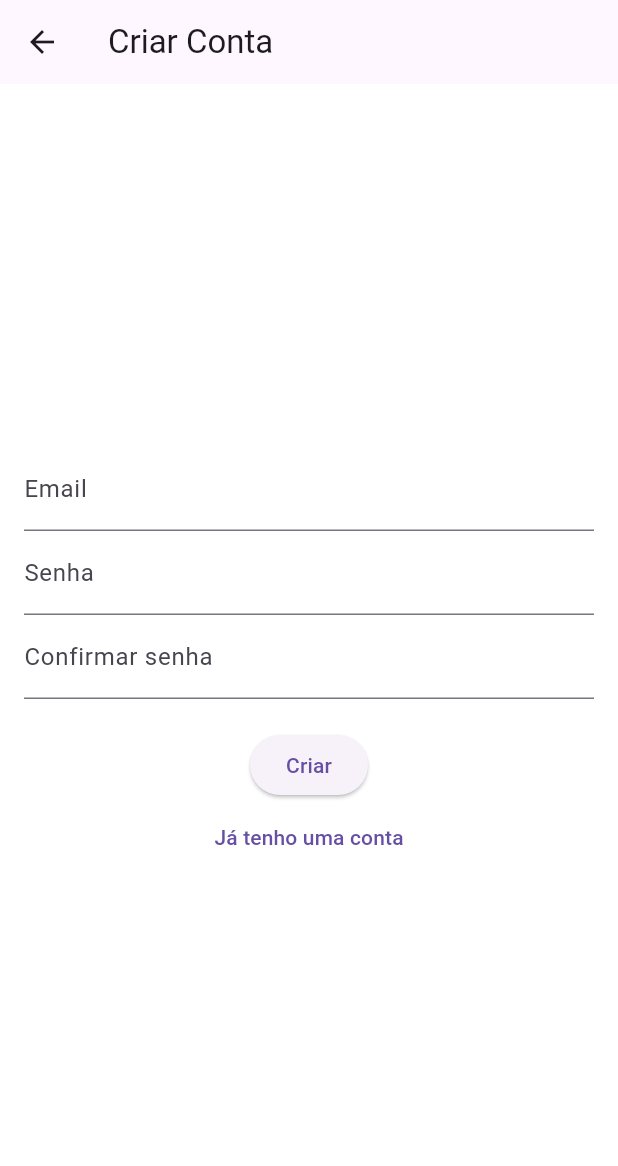
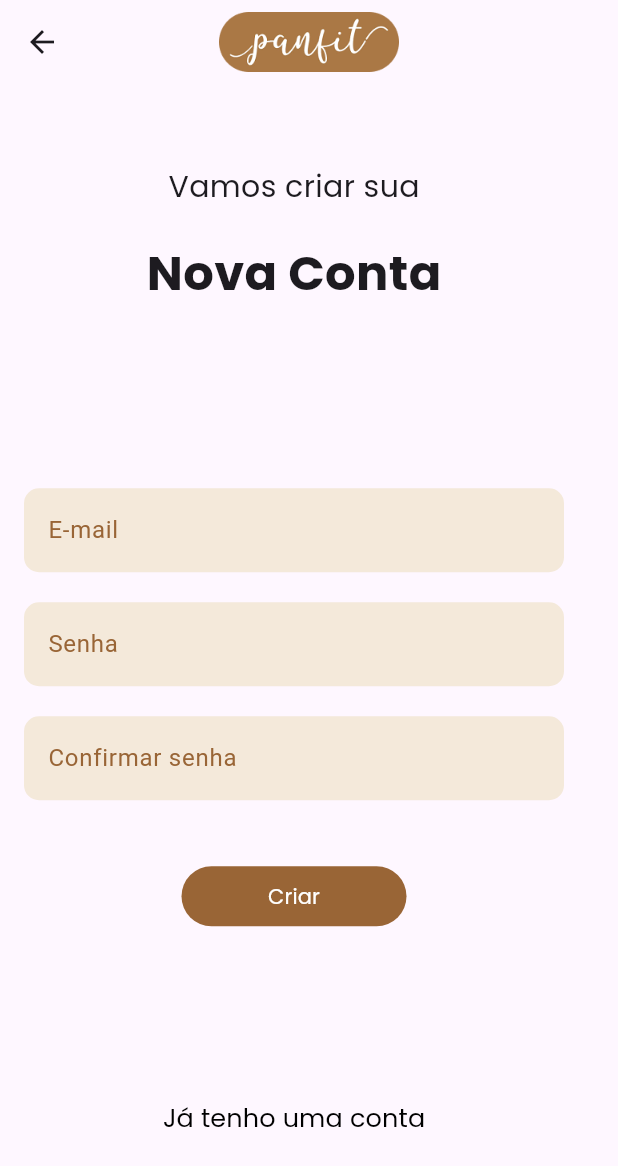
Before and after one commit to danielfercope/ong-amigos-em-acao-front, a Flutter app: the RegisterPage screen opened by its route, on a phone screen of 412 x 824 dp. Shown: the top 1166 px of the screen. Run offline on Flutter 3.47's test engine with Material 3 defaults, Android fonts, the phone set to English and light mode, and no system bars.

```diff
--- a/lib/components/side_bar.dart
+++ b/lib/components/side_bar.dart
@@ -1,4 +1,5 @@
 import 'package:flutter/material.dart';
+import 'package:panfit_app/screens/sign_in/login.dart';
 
 class SideBar extends StatelessWidget {
   @override
@@ -64,7 +65,11 @@ class SideBar extends StatelessWidget {
             title: Text('Sair'),
             onTap: () {
               Navigator.pop(context);
-              // Direcionar usuário para página de login
+              Navigator.pushAndRemoveUntil(
+                context,
+                MaterialPageRoute(builder: (context) => LoginPage()),
+                    (Route<dynamic> route) => false,
+              );
             },
           ),
         ],
--- a/lib/screens/production/register/input_register.dart
+++ b/lib/screens/production/register/input_register.dart
@@ -14,7 +14,6 @@ class _InputRegisterPageState extends State<InputRegisterPage> {
     String dataAtual = DateFormat('dd/MM/yyyy').format(DateTime.now());
 
     return Scaffold(
-      backgroundColor: Colors.white,
       appBar: AppBar(
         title: Text(
           'Cadastro de Insumos',
@@ -145,6 +144,7 @@ class _InputRegisterPageState extends State<InputRegisterPage> {
                 ElevatedButton.icon(
                   onPressed: () {
                     // Inserir lógica para excluir
+                    // habilitar botão apenas quando for editar o insumo
                   },
                   icon: Icon(Icons.delete, color: Colors.white),
                   label: Text(''),
--- a/lib/screens/sign_in/login.dart
+++ b/lib/screens/sign_in/login.dart
@@ -11,9 +11,7 @@ class _LoginPageState extends State<LoginPage> {
   @override
   Widget build(BuildContext context) {
     return Scaffold(
-      backgroundColor: Colors.white,
       appBar: AppBar(
-        backgroundColor: Colors.white,
         elevation: 0,
         centerTitle: true,
         title: Image.asset(
@@ -131,7 +129,7 @@ class _LoginPageState extends State<LoginPage> {
             ),
             SizedBox(height: 40),
 
-            // Campo de Entrar
+            // Botão de Entrar
             Container(
               width: 150,
               child: ElevatedButton(
@@ -148,11 +146,12 @@ class _LoginPageState extends State<LoginPage> {
                 ),
                 child: Text(
                   'Entrar',
-                  style: TextStyle(fontFamily: 'Poppins'),
+                  style: TextStyle(
+                      fontFamily: 'Poppins'
+                  ),
                 ),
               ),
             ),
-
             SizedBox(height: 100),
 
             // Botão de para criar conta/ cadastro de usuário
@@ -163,7 +162,7 @@ class _LoginPageState extends State<LoginPage> {
               child: Text(
                 'Criar uma conta',
                 style: TextStyle(
-                  fontSize: 20,
+                  fontSize: 17,
                   color: Colors.black,
                   fontFamily: 'Poppins',
                 ),
@@ -174,6 +173,7 @@ class _LoginPageState extends State<LoginPage> {
             TextButton(
               onPressed: () {
                 Navigator.pushReplacementNamed(context, '/password_reset');
+                // tornar esta navegação funcional, redirecionando para uma página onde é enviado um e-mail para o usuário resetando a senha com um código random
               },
               child: Text(
                 'Esqueceu a senha? Clique aqui',
--- a/lib/screens/sign_in/register.dart
+++ b/lib/screens/sign_in/register.dart
@@ -1,10 +1,10 @@
 import 'package:flutter/material.dart';
+import 'package:panfit_app/screens/sign_in/login.dart';
 
 class RegisterPage extends StatelessWidget {
   @override
   Widget build(BuildContext context) {
     return Scaffold(
-      backgroundColor: Colors.white,
       appBar: AppBar(
         leading: IconButton(
           icon: Icon(Icons.arrow_back),
@@ -12,42 +12,174 @@ class RegisterPage extends StatelessWidget {
             Navigator.pop(context);
           },
         ),
-        title: Text('Criar Conta'),
+        elevation: 0,
+        centerTitle: true,
+        title: Image.asset(
+          'assets/panfit_logo.png',
+          height: 40,
+        ),
       ),
       body: Padding(
         padding: const EdgeInsets.all(16.0),
         child: Column(
           mainAxisAlignment: MainAxisAlignment.center,
+          crossAxisAlignment: CrossAxisAlignment.center,
           children: [
-            TextField(
-              decoration: InputDecoration(
-                labelText: 'Email',
+            Text(
+              'Vamos criar sua',
+              style: TextStyle(
+                fontSize: 20,
+                fontWeight: FontWeight.w400,
+                fontFamily: 'Poppins',
+              ),
+              textAlign: TextAlign.left,
+            ),
+            SizedBox(height: 20),
+            Text(
+              'Nova Conta',
+              style: TextStyle(
+                fontSize: 32,
+                fontWeight: FontWeight.bold,
+                fontFamily: 'Poppins',
               ),
             ),
-            TextField(
-              obscureText: true,
+            SizedBox(height: 120),
+
+            // Campo de E-mail
+            Container(
+              width: 360,
+              child: TextField(
                 decoration: InputDecoration(
-                labelText: 'Senha',
+                  filled: true,
+                  fillColor: Color(0xFFF4E9DA),
+                  labelText: 'E-mail',
+                  labelStyle: TextStyle(color: Color(0xFF996536)),
+                  border: OutlineInputBorder(
+                    borderRadius: BorderRadius.circular(10),
+                    borderSide: BorderSide.none,
+                  ),
+                  enabledBorder: OutlineInputBorder(
+                    borderRadius: BorderRadius.circular(10),
+                    borderSide: BorderSide.none,
+                  ),
+                  focusedBorder: OutlineInputBorder(
+                    borderRadius: BorderRadius.circular(10),
+                    borderSide: BorderSide(
+                      color: Color(0xFF996536),
+                      width: 1.0,
                     ),
                   ),
-            TextField(
-              obscureText: true,
-              decoration: InputDecoration(
-                labelText: 'Confirmar senha',
+                ),
               ),
             ),
             SizedBox(height: 20),
-            ElevatedButton(
+
+            // Campo de Senha
+            Container(
+              width: 360,
+              child: TextField(
+                decoration: InputDecoration(
+                  filled: true,
+                  fillColor: Color(0xFFF4E9DA),
+                  labelText: 'Senha',
+                  labelStyle: TextStyle(color: Color(0xFF996536)),
+                  border: OutlineInputBorder(
+                    borderRadius: BorderRadius.circular(10),
+                    borderSide: BorderSide.none,
+                  ),
+                  enabledBorder: OutlineInputBorder(
+                    borderRadius: BorderRadius.circular(10),
+                    borderSide: BorderSide.none,
+                  ),
+                  focusedBorder: OutlineInputBorder(
+                    borderRadius: BorderRadius.circular(10),
+                    borderSide: BorderSide(
+                      color: Color(0xFF996536),
+                      width: 1.0,
+                    ),
+                  ),
+                ),
+              ),
+            ),
+            SizedBox(height: 20),
+
+            // Campo de Confirmar senha
+            Container(
+              width: 360,
+              child: TextField(
+                decoration: InputDecoration(
+                  filled: true,
+                  fillColor: Color(0xFFF4E9DA),
+                  labelText: 'Confirmar senha',
+                  labelStyle: TextStyle(color: Color(0xFF996536)),
+                  border: OutlineInputBorder(
+                    borderRadius: BorderRadius.circular(10),
+                    borderSide: BorderSide.none,
+                  ),
+                  enabledBorder: OutlineInputBorder(
+                    borderRadius: BorderRadius.circular(10),
+                    borderSide: BorderSide.none,
+                  ),
+                  focusedBorder: OutlineInputBorder(
+                    borderRadius: BorderRadius.circular(10),
+                    borderSide: BorderSide(
+                      color: Color(0xFF996536),
+                      width: 1.0,
+                    ),
+                  ),
+                ),
+              ),
+            ),
+            SizedBox(height: 40),
+
+            // Botão de Criar nova conta
+            Container(
+              width: 150,
+              child: ElevatedButton(
                 onPressed: () {
                   Navigator.pushReplacementNamed(context, '/login');
+                  Navigator.pushAndRemoveUntil(
+                    context,
+                    MaterialPageRoute(builder: (context) => LoginPage()),
+                        (Route<dynamic> route) => false,
+                  );
                 },
-              child: Text('Criar'),
+                style: ElevatedButton.styleFrom(
+                  backgroundColor: Color(0xFF996536),
+                  foregroundColor: Colors.white,
+                  elevation: 0,
+                  shape: RoundedRectangleBorder(
+                    borderRadius: BorderRadius.circular(20),
                   ),
+                ),
+                child: Text(
+                  'Criar',
+                  style: TextStyle(
+                      fontFamily: 'Poppins',
+                  ),
+                ),
+              ),
+            ),
+            SizedBox(height: 100),
+
+            // Botão de para criar conta/ cadastro de usuário
             TextButton(
               onPressed: () {
-                Navigator.pushReplacementNamed(context, '/login');
+                Navigator.pushNamed(context, '/login');
+                Navigator.pushAndRemoveUntil(
+                  context,
+                  MaterialPageRoute(builder: (context) => LoginPage()),
+                      (Route<dynamic> route) => false,
+                );
               },
-              child: Text('Já tenho uma conta'),
+              child: Text(
+                'Já tenho uma conta',
+                style: TextStyle(
+                  fontSize: 17,
+                  color: Colors.black,
+                  fontFamily: 'Poppins',
+                ),
+              ),
             ),
           ],
         ),
--- a/lib/screens/sign_in/user_type.dart
+++ b/lib/screens/sign_in/user_type.dart
@@ -4,7 +4,6 @@ class UserTypePage extends StatelessWidget {
   @override
   Widget build(BuildContext context) {
     return Scaffold(
-      backgroundColor: Colors.white,
       appBar: AppBar(
         leading: IconButton(
           icon: Icon(Icons.arrow_back),
```
Lines whose indentation alone changed are shown as unchanged.
